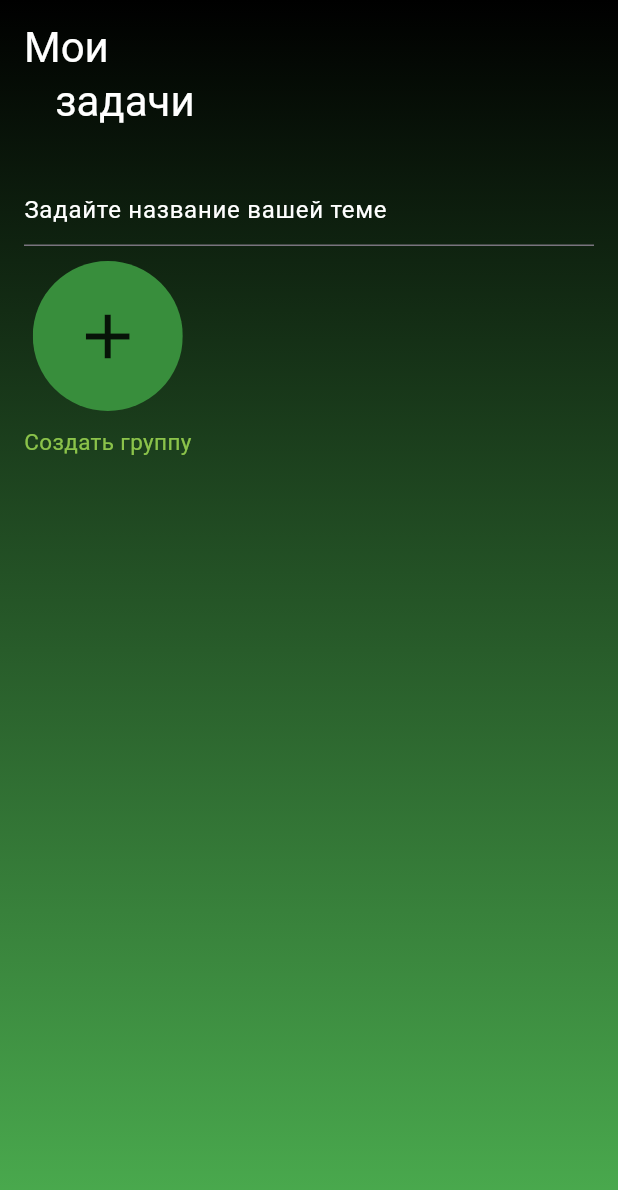
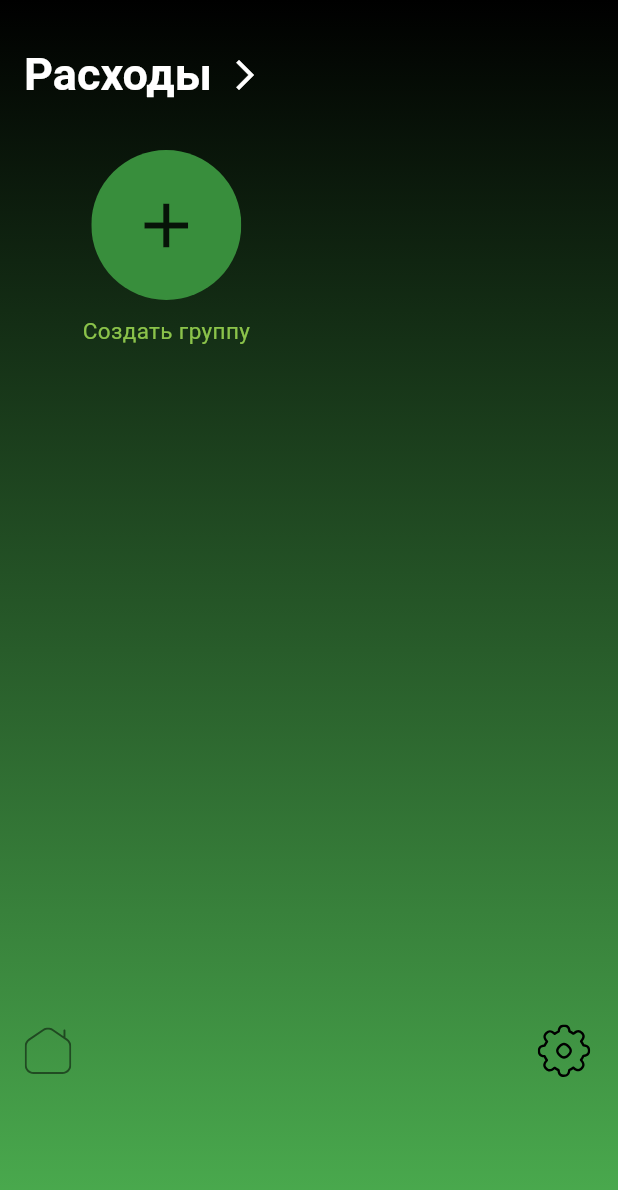
Before and after one commit to isrplvrrr/Expend, a Flutter app: the screen it shows after launch, on a phone screen of 412 x 824 dp. Shown: the top 1190 px of the screen. Run offline on Flutter 3.47's test engine with Material 3 defaults, Android fonts, the phone set to English and light mode, and no system bars; our stand-ins replace flutter_svg, hive, hive_flutter; accounts and stored records are empty.

Commit message:
fix bags

```diff
--- a/lib/database/database.dart
+++ b/lib/database/database.dart
@@ -4,3 +4,4 @@ import 'package:hive_flutter/hive_flutter.dart';
 
 var box = Hive.box<Tasks>(HiveBoxes.tasks);
 var lists = Hive.box<Lists>(HiveBoxes.lists);
+var receipt = Hive.box<Receipt>(HiveBoxes.receipt);
--- a/lib/hive_names/hive_names.dart
+++ b/lib/hive_names/hive_names.dart
@@ -1,4 +1,5 @@
 class HiveBoxes {
   static String tasks = 'tasks';
   static String lists = 'lists';
+  static String receipt = 'receipt';
 }
--- a/lib/main.dart
+++ b/lib/main.dart
@@ -2,13 +2,15 @@ import 'package:expend/database/database.dart';
 import 'package:expend/hive_adapter/hive_adapter.dart';
 import 'package:hive_flutter/hive_flutter.dart';
 import 'package:expend/hive_names/hive_names.dart';
-import 'package:expend/main_screen.dart';
+import 'package:expend/screens/main_screen.dart';
 import 'package:flutter/material.dart';
 
 void main() async {
   await Hive.initFlutter();
   Hive.registerAdapter(TasksAdapter());
   await Hive.openBox<Tasks>(HiveBoxes.tasks);
+  Hive.registerAdapter(ReceiptAdapter());
+  await Hive.openBox<Receipt>(HiveBoxes.receipt);
   Hive.registerAdapter(ListsAdapter());
   await Hive.openBox<Lists>(HiveBoxes.lists);
   print('${box.isOpen}');
@@ -21,6 +23,14 @@ class MyApp extends StatelessWidget {
 
   @override
   Widget build(BuildContext context) {
-    return MaterialApp(title: 'Flutter Demo', home: MainScreen());
+    return MaterialApp(
+      title: 'Flutter Demo',
+      home: MainScreen(),
+      theme: ThemeData(
+        pageTransitionsTheme: PageTransitionsTheme(
+          builders: {TargetPlatform.android: CupertinoPageTransitionsBuilder()},
+        ),
+      ),
+    );
   }
 }
--- a/lib/main_screen.dart
+++ /dev/null
@@ -1,161 +0,0 @@
-import 'package:expend/components/groups_screen.dart';
-import 'package:expend/database/database.dart';
-import 'package:expend/hive_adapter/hive_adapter.dart';
-import 'package:flutter/material.dart';
-import 'package:hive_flutter/hive_flutter.dart';
-
-class MainScreen extends StatefulWidget {
-  const MainScreen({super.key});
-
-  @override
-  State<MainScreen> createState() => _MainScreenState();
-}
-
-class _MainScreenState extends State<MainScreen> {
-  late Box<Tasks> groupBox;
-  final TextEditingController controller = TextEditingController();
-  @override
-  void initState() {
-    groupBox = Hive.box<Tasks>('tasks');
-    super.initState();
-  }
-
-  void createGroup() {
-    final text = controller.text.trim();
-    if (text.isNotEmpty) {
-      final task = Tasks(value: text, notes: []);
-      groupBox.add(task);
-      setState(() {});
-    } else {
-      showDialog(
-        context: context,
-        builder: (BuildContext context) {
-          return AlertDialog(
-            title: Text('Задайте название или попробуйте поменять'),
-            backgroundColor: Colors.green,
-          );
-        },
-      );
-    }
-  }
-
-  void openTask(int index) {
-    Navigator.push(
-      context,
-      MaterialPageRoute(builder: (_) => GroupsScreen(groupIndex: index)),
-    ).then((_) => setState(() {}));
-  }
-
-  @override
-  Widget build(BuildContext context) {
-    return SafeArea(
-      child: Container(
-        decoration: const BoxDecoration(
-          gradient: LinearGradient(
-            begin: Alignment.topCenter,
-            end: Alignment.bottomCenter,
-            colors: [Colors.black, Colors.green],
-          ),
-        ),
-        child: Scaffold(
-          backgroundColor: Colors.transparent,
-          appBar: AppBar(
-            actions: [
-              Container(
-                decoration: const BoxDecoration(
-                  gradient: LinearGradient(
-                    begin: Alignment.topRight,
-                    end: Alignment.centerRight,
-                    colors: [Colors.black, Colors.green],
-                  ),
-                ),
-              ),
-            ],
-            backgroundColor: Colors.transparent,
-            toolbarHeight: 100,
-            title: Text(
-              'Мои \n   задачи',
-              style: TextStyle(fontSize: 28, color: Colors.white),
-            ),
-          ),
-          body: SingleChildScrollView(
-            child: Padding(
-              padding: EdgeInsetsGeometry.all(16),
-              child: Wrap(
-                spacing: 10,
-                runSpacing: 10,
-                children: [
-                  TextField(
-                    decoration: InputDecoration(
-                      hintText: 'Задайте название вашей теме',
-                      hintStyle: TextStyle(color: Colors.white),
-                    ),
-                    controller: controller,
-                    style: TextStyle(color: Colors.white),
-                  ),
-                  for (int i = 0; i < groupBox.length; i++)
-                    GestureDetector(
-                      onTap: () => openTask(i),
-                      child: Column(
-                        children: [
-                          ClipRRect(
-                            borderRadius: BorderRadiusGeometry.circular(8),
-                            child: Container(
-                              height: 200,
-                              width: 150,
-                              color: Colors.green[800],
-                              alignment: Alignment.center,
-                              child: Text(
-                                '${groupBox.getAt(i)!.value}',
-                                textAlign: TextAlign.center,
-                              ),
-                            ),
-                          ),
-                          IconButton(
-                            onPressed: () {
-                              box.deleteAt(i);
-                              setState(() {});
-                            },
-                            icon: Icon(Icons.delete),
-                          ),
-                        ],
-                      ),
-                    ),
-
-                  GestureDetector(
-                    onTap: createGroup,
-                    child: Column(
-                      children: [
-                        ClipRRect(
-                          borderRadius: BorderRadiusGeometry.circular(100),
-                          child: Container(
-                            height: 100,
-                            width: 100,
-                            color: Colors.green[700],
-                            alignment: Alignment.center,
-                            child: Column(
-                              mainAxisAlignment: MainAxisAlignment.center,
-                              children: [Icon(Icons.add, size: 50)],
-                            ),
-                          ),
-                        ),
-                        Padding(padding: EdgeInsets.symmetric(vertical: 5)),
-                        Text(
-                          'Создать группу',
-                          style: TextStyle(
-                            color: Colors.lightGreen,
-                            fontSize: 15,
-                          ),
-                        ),
-                      ],
-                    ),
-                  ),
-                ],
-              ),
-            ),
-          ),
-        ),
-      ),
-    );
-  }
-}
--- /dev/null
+++ b/lib/screens/main_screen.dart
@@ -0,0 +1,321 @@
+import 'package:expend/screens/groups_screen.dart';
+import 'package:expend/database/database.dart';
+import 'package:expend/hive_adapter/hive_adapter.dart';
+import 'package:flutter/material.dart';
+import 'package:hive_flutter/hive_flutter.dart';
+import 'package:flutter_svg/flutter_svg.dart';
+
+class MainScreen extends StatefulWidget {
+  const MainScreen({super.key});
+
+  @override
+  State<MainScreen> createState() => _MainScreenState();
+}
+
+class _MainScreenState extends State<MainScreen> {
+  late Box<Tasks> groupBox;
+  final TextEditingController controller = TextEditingController();
+  bool isVisible = false;
+  @override
+  void initState() {
+    groupBox = Hive.box<Tasks>('tasks');
+    super.initState();
+  }
+
+  void createGroup() {
+    final text = controller.text.trim();
+    if (text.isNotEmpty) {
+      final task = Tasks(value: text, notes: []);
+      groupBox.add(task);
+      controller.clear();
+      setState(() {});
+    } else {
+      showDialog(
+        context: context,
+        builder: (BuildContext context) {
+          return AlertDialog(
+            title: Column(
+              children: [
+                TextField(
+                  decoration: InputDecoration(
+                    hintText: 'Задайте название вашей теме',
+                    hintStyle: TextStyle(color: Colors.white),
+                  ),
+                  controller: controller,
+                  style: TextStyle(color: Colors.white),
+                ),
+                TextButton(
+                  onPressed: () {
+                    if (controller.text.isNotEmpty) {
+                      createGroup();
+                      Navigator.of(context).pop();
+                    }
+                  },
+                  child: Text('Задать'),
+                ),
+              ],
+            ),
+            // Text('Задайте название или попробуйте поменять'),
+            backgroundColor: Colors.green,
+          );
+        },
+      );
+    }
+  }
+
+  void openTask(int index) {
+    Navigator.of(context)
+        .push(
+          PageRouteBuilder(
+            pageBuilder: (_, __, ___) => GroupsScreen(groupIndex: index),
+            transitionsBuilder: (_, animation, __, child) {
+              return FadeTransition(opacity: animation, child: child);
+            },
+            transitionDuration: Duration(milliseconds: 500),
+          ),
+        )
+        .then((_) => setState(() {}));
+  }
+
+  @override
+  Widget build(BuildContext context) {
+    return SafeArea(
+      child: Container(
+        decoration: const BoxDecoration(
+          gradient: LinearGradient(
+            begin: Alignment.topCenter,
+            end: Alignment.bottomCenter,
+            colors: [Colors.black, Colors.green],
+          ),
+        ),
+        child: Scaffold(
+          backgroundColor: Colors.transparent,
+          appBar: AppBar(
+            actions: [
+              Container(
+                decoration: const BoxDecoration(
+                  gradient: LinearGradient(
+                    begin: Alignment.topRight,
+                    end: Alignment.centerRight,
+                    colors: [Colors.black, Colors.green],
+                  ),
+                ),
+              ),
+            ],
+            backgroundColor: Colors.transparent,
+            toolbarHeight: 100,
+            title: Row(
+              children: [
+                Text(
+                  'Расходы',
+                  style: TextStyle(
+                    fontSize: 30,
+                    color: Colors.white,
+                    fontWeight: FontWeight.w600,
+                  ),
+                ),
+                Padding(padding: EdgeInsets.symmetric(horizontal: 5)),
+                Icon(Icons.arrow_forward_ios_sharp, color: Colors.white),
+              ],
+            ),
+          ),
+          body: SingleChildScrollView(
+            child: Column(
+              children: [
+                Row(
+                  children: [
+                    Container(
+                      color: Colors.transparent,
+                      height: 495,
+                      width: 400,
+                      child: ListView.builder(
+                        itemCount: 1,
+                        itemBuilder: (context, index) {
+                          return Padding(
+                            padding: EdgeInsetsGeometry.symmetric(
+                              horizontal: 55,
+                            ),
+                            child: Wrap(
+                              spacing: 10,
+                              runSpacing: 10,
+                              children: [
+                                for (int i = 0; i < groupBox.length; i++)
+                                  GestureDetector(
+                                    onTap: () => openTask(i),
+                                    child: Column(
+                                      children: [
+                                        ClipRRect(
+                                          borderRadius:
+                                              BorderRadiusGeometry.circular(16),
+                                          child: Container(
+                                            height: 180,
+                                            width: 140,
+                                            color: Colors.green[800],
+                                            alignment: Alignment.center,
+                                            child: Column(
+                                              children: [
+                                                Text(
+                                                  '${groupBox.getAt(i)!.value}',
+                                                  textAlign: TextAlign.center,
+                                                ),
+                                              ],
+                                            ),
+                                          ),
+                                        ),
+                                        IconButton(
+                                          onPressed: () {
+                                            showDialog(
+                                              context: context,
+                                              builder: (BuildContext context) {
+                                                return AlertDialog(
+                                                  title: Column(
+                                                    children: [
+                                                      Text(
+                                                        'Вы точно хотите удалить?',
+                                                      ),
+                                                      Row(
+                                                        children: [
+                                                          TextButton(
+                                                            onPressed: () {
+                                                              if (groupBox
+                                                                  .isNotEmpty) {
+                                                                box.deleteAt(i);
+                                                                setState(() {});
+                                                                Navigator.of(
+                                                                  context,
+                                                                ).pop();
+                                                                setState(() {});
+                                                              }
+                                                            },
+                                                            child: Text('Да'),
+                                                          ),
+                                                          TextButton(
+                                                            onPressed: () {
+                                                              Navigator.of(
+                                                                context,
+                                                              ).pop();
+                                                            },
+                                                            child: Text('Нет'),
+                                                          ),
+                                                        ],
+                                                      ),
+                                                    ],
+                                                  ),
+                                                  backgroundColor: Colors.green,
+                                                );
+                                              },
+                                            );
+                                          },
+                                          icon: Icon(
+                                            Icons.delete,
+                                            color: Colors.black,
+                                          ),
+                                        ),
+                                      ],
+                                    ),
+                                  ),
+                                GestureDetector(
+                                  onTap: createGroup,
+                                  child: Column(
+                                    children: [
+                                      ClipRRect(
+                                        borderRadius:
+                                            BorderRadiusGeometry.circular(100),
+                                        child: Container(
+                                          height: 100,
+                                          width: 100,
+                                          color: Colors.green[700],
+                                          alignment: Alignment.center,
+                                          child: Column(
+                                            mainAxisAlignment:
+                                                MainAxisAlignment.center,
+                                            children: [
+                                              Icon(Icons.add, size: 50),
+                                            ],
+                                          ),
+                                        ),
+                                      ),
+                                      Padding(
+                                        padding: EdgeInsets.symmetric(
+                                          vertical: 5,
+                                        ),
+                                      ),
+                                      Text(
+                                        'Создать группу',
+                                        style: TextStyle(
+                                          color: Colors.lightGreen,
+                                          fontSize: 15,
+                                        ),
+                                      ),
+                                    ],
+                                  ),
+                                ),
+                              ],
+                            ),
+                          );
+                        },
+                      ),
+                    ),
+                  ],
+                ),
+                Padding(padding: EdgeInsetsGeometry.symmetric(vertical: 40)),
+                Row(
+                  children: [
+                    Expanded(
+                      child: Row(
+                        children: [
+                          Column(
+                            children: [
+                              TextButton(
+                                onPressed: () {},
+                                child: SvgPicture.asset(
+                                  'assets/icons/home.svg',
+                                  color: Colors.black,
+                                ),
+                              ),
+                            ],
+                          ),
+                          Padding(
+                            padding: EdgeInsets.symmetric(horizontal: 140),
+                          ),
+                          TextButton(
+                            onPressed: () {},
+                            child: SvgPicture.asset(
+                              'assets/icons/settings.svg',
+                              color: Colors.black,
+                            ),
+                          ),
+                        ],
+                      ),
+                    ),
+                  ],
+                ),
+                // Padding(padding: EdgeInsets.symmetric(vertical: 15)),
+                // ClipRRect(
+                //   borderRadius: BorderRadius.circular(30),
+                //   child: Container(
+                //     height: 85,
+                //     width: 370,
+                //     color: Colors.lightGreen,
+                //     child: Row(
+                //       children: [
+                //         IconButton(
+                //           onPressed: () {},
+                //           icon: Icon(Icons.settings_outlined),
+                //         ),
+                //         TextButton(
+                //           onPressed: () {},
+                //           child: Text('Поступления'),
+                //         ),
+                //       ],
+                //     ),
+                //   ),
+                // ),
+              ],
+            ),
+          ),
+        ),
+      ),
+    );
+  }
+}
```
Also changed, not shown: lib/hive_adapter/hive_adapter.dart (+15 -0 lines), lib/screens/groups_screen.dart (renamed from lib/components/groups_screen.dart, +57 -7 lines), pubspec.yaml (+6 -3 lines), assets/icons/home.svg (added), assets/icons/settings.svg (added), lib/hive_adapter/hive_adapter.g.dart, pubspec.lock.
